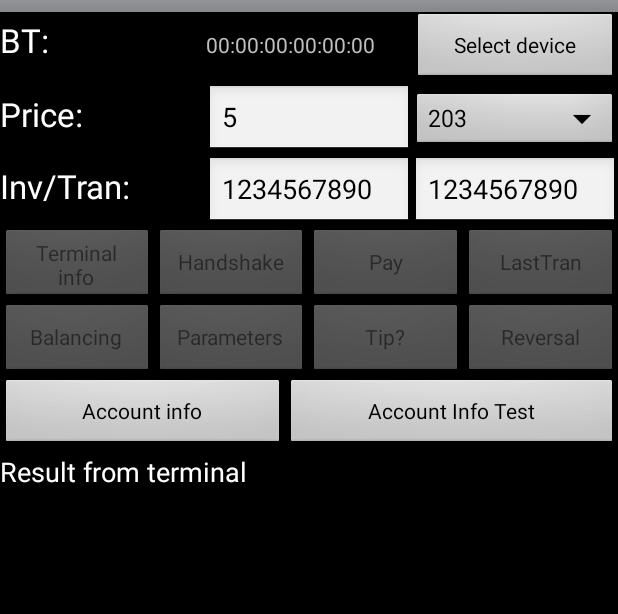
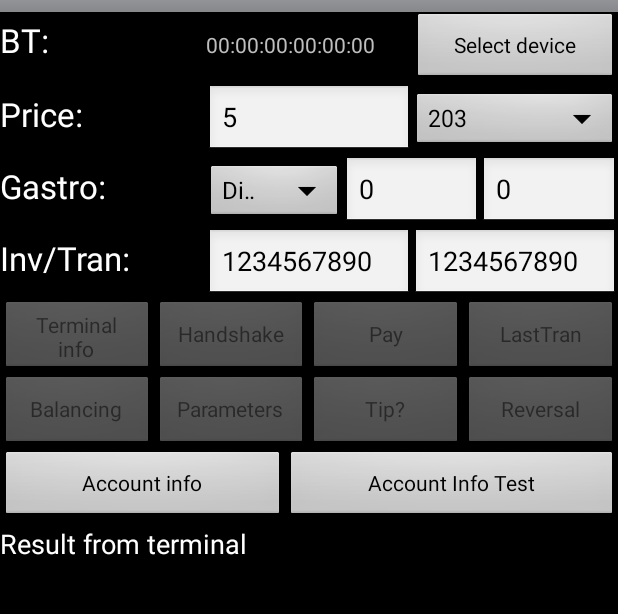
Before and after one commit to krajcovic/blueterm, an Android app: the screen it shows after launch (MbcaBaseActivity), after a tap on "MBCA", on a phone screen of 412 x 824 dp, the part 60-674 px from its top. Run offline under Robolectric (Android 15) with nearby library versions, the phone set to English and light mode, and no system bars; our stand-ins replace AdMob; libraries missing offline, so code that uses them is left out: com.auth0.android.

Commit message:
MBCA - GastroSupport.

```diff
--- a/androidstudio/MashRegister/app/build.gradle
+++ b/androidstudio/MashRegister/app/build.gradle
@@ -8,8 +8,8 @@ android {
         applicationId "cz.monetplus.mashregisterplus.ingenico"
         minSdkVersion 16
         targetSdkVersion 23
-        versionCode 45
-        versionName "45.0"
+        versionCode 46
+        versionName "46.0"
         vectorDrawables.useSupportLibrary = true
     }
     buildTypes {
--- /dev/null
+++ b/androidstudio/MashRegister/app/src/main/java/cz/monetplus/mashregister/ingenico/GastroType.java
@@ -0,0 +1,31 @@
+package cz.monetplus.mashregister.ingenico;
+
+/**
+ * Created by krajcovic on 11/8/16.
+ */
+public enum GastroType {
+    Disabled(-1),
+    Full(0),
+    Partial(1);
+
+    private int id;
+
+    GastroType(int id) {
+        this.id = id;
+    }
+
+    public int getId() {
+        return id;
+    }
+
+    public static GastroType valueOf(int id) {
+        for (GastroType e : GastroType.class.getEnumConstants()) {
+            if (e.getId() == id) {
+                return e;
+            }
+        }
+        throw new IllegalArgumentException("Unknown "
+                + GastroType.class.getName() + " enum id:"
+                + String.format("%#08x", id));
+    }
+}
--- a/androidstudio/MashRegister/app/src/main/java/cz/monetplus/mashregister/ingenico/MbcaBaseActivity.java
+++ b/androidstudio/MashRegister/app/src/main/java/cz/monetplus/mashregister/ingenico/MbcaBaseActivity.java
@@ -40,13 +40,17 @@ public class MbcaBaseActivity extends AdActivity {
 	// private final ReentrantLock lock = new ReentrantLock();
 
 	private EditText mAmountIdEditText;
+	private EditText mFoodAmountIdEditText;
+	private EditText mSocialAmountIdEditText;
 	private Spinner mCurrencySpinner;
+	private Spinner mGastroTypeSpinner;
 	private EditText mInvoiceIdEditText;
 	// private EditText mTranIdEditText;
 
 	private TextView mAnswerTextView;
 
 	private String currentCurrency;
+	private GastroType gastroType;
 	private TextView blueHwAddress;
 
 //	private DoTransactionTask transactionTask = null;
@@ -74,9 +78,16 @@ public class MbcaBaseActivity extends AdActivity {
 		super.adAddView();
 
 		mAmountIdEditText = (EditText) findViewById(R.id.editPrice);
+
+		mFoodAmountIdEditText = (EditText) findViewById(R.id.editFoodPrice);
+		mSocialAmountIdEditText = (EditText) findViewById(R.id.editSocialPrice);
+
 		mCurrencySpinner = (Spinner) findViewById(R.id.spinnerCurrency);
+		mGastroTypeSpinner = (Spinner) findViewById(R.id.spinnerGastroType);
 		mInvoiceIdEditText = (EditText) findViewById(R.id.editTextInvoice);
 		// mTranIdEditText = (EditText) findViewById(R.id.editTextTranId);
+
+
 
 		mAnswerTextView = (TextView) findViewById(R.id.textAnswer);
 
@@ -96,6 +107,27 @@ public class MbcaBaseActivity extends AdActivity {
 			@Override
 			public void onItemSelected(AdapterView<?> parent, View arg1, int pos, long arg3) {
 				currentCurrency = parent.getItemAtPosition(pos).toString();
+			}
+
+			@Override
+			public void onNothingSelected(AdapterView<?> arg0) {
+
+			}
+		});
+
+		// Create an ArrayAdapter using the string array and a default spinner
+		// layout
+		adapter = ArrayAdapter.createFromResource(this, R.array.gastro_type_array,
+				android.R.layout.simple_spinner_item);
+		// Specify the layout to use when the list of choices appears
+		adapter.setDropDownViewResource(android.R.layout.simple_spinner_dropdown_item);
+		// Apply the adapter to the spinner
+		mGastroTypeSpinner.setAdapter(adapter);
+		mGastroTypeSpinner.setOnItemSelectedListener(new OnItemSelectedListener() {
+
+			@Override
+			public void onItemSelected(AdapterView<?> parent, View arg1, int pos, long arg3) {
+				gastroType = GastroType.valueOf(pos - 1);
 			}
 
 			@Override
@@ -136,6 +168,10 @@ public class MbcaBaseActivity extends AdActivity {
 
             transIn.setAlternateId(alternateId);
 
+            if(!gastroType.equals(GastroType.Disabled)) {
+                transIn.setGastroData(getGastroData());
+            }
+
 //			if (transactionTask != null) {
 //				transactionTask.cancel(true);
 //				transactionTask = null;
@@ -154,7 +190,11 @@ public class MbcaBaseActivity extends AdActivity {
 		}
 	}
 
-	/**
+    private String getGastroData() {
+        return String.format("%d,%d,%d", gastroType.getId(), Integer.valueOf(mFoodAmountIdEditText.getText().toString()), Integer.valueOf(mSocialAmountIdEditText.getText().toString()));
+    }
+
+    /**
 	 * @param command
 	 */
 	private void doReversal(TransactionCommand command, String authCode) {
--- a/androidstudio/MashRegister/app/src/main/res/layout/activity_mbca_base.xml
+++ b/androidstudio/MashRegister/app/src/main/res/layout/activity_mbca_base.xml
@@ -140,6 +140,46 @@
 
             <LinearLayout
                 android:layout_width="match_parent"
+                android:layout_height="wrap_content"
+                android:orientation="horizontal" >
+
+                <TextView
+                    android:id="@+id/textGastroSupport"
+                    android:layout_width="0dp"
+                    android:layout_height="wrap_content"
+                    android:layout_weight="3"
+                    android:minWidth="150dp"
+                    android:text="@string/textGastroSupport"
+                    android:textAppearance="?android:attr/textAppearanceLarge" />
+
+                <Spinner
+                    android:id="@+id/spinnerGastroType"
+                    android:layout_width="0dp"
+                    android:layout_height="41dp"
+                    android:layout_weight="2" />
+
+                <EditText
+                    android:id="@+id/editFoodPrice"
+                    android:layout_width="0dp"
+                    android:layout_height="wrap_content"
+                    android:layout_weight="2"
+                    android:ems="10"
+                    android:inputType="numberDecimal"
+                    android:text="@string/defaultFoodPriceValue" />
+
+                <EditText
+                    android:id="@+id/editSocialPrice"
+                    android:layout_width="0dp"
+                    android:layout_height="wrap_content"
+                    android:layout_weight="2"
+                    android:ems="10"
+                    android:inputType="numberDecimal"
+                    android:text="@string/defaultSocialPriceValue" />
+
+            </LinearLayout>
+
+            <LinearLayout
+                android:layout_width="match_parent"
                 android:layout_height="wrap_content" >
 
                 <TextView
@@ -173,6 +213,8 @@
                     android:maxLength="10"
                     android:text="@string/text_tranid_default_value" />
             </LinearLayout>
+
+
 
             <LinearLayout
                 android:layout_width="match_parent"
--- /dev/null
+++ b/androidstudio/MashRegister/app/src/main/res/values/gastro_type_array.xml
@@ -0,0 +1,10 @@
+<?xml version="1.0" encoding="utf-8"?>
+<resources>
+
+    <string-array name="gastro_type_array" translatable="false">
+        <item>Disabled</item>
+        <item>Full</item>
+        <item>Partial</item>
+    </string-array>
+
+</resources>
--- a/androidstudio/MashRegister/app/src/main/res/values/strings.xml
+++ b/androidstudio/MashRegister/app/src/main/res/values/strings.xml
@@ -87,5 +87,8 @@
     <string name="accountInfoButtonText">Account info</string>
     <string name="accountInfoTestButtonText">Account Info Test</string>
     <string name="textRecharging">Recharging</string>
+    <string name="textGastroSupport">Gastro:</string>
+    <string name="defaultFoodPriceValue">0</string>
+    <string name="defaultSocialPriceValue">0</string>
 
 </resources>
```
